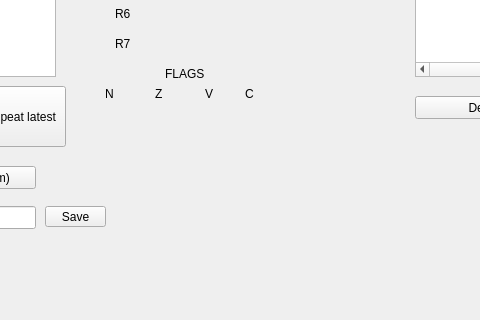
asnorkin/emulator_pdp11, file mainwidget.ui: the form before one commit; both pictures show x 215 to 695 and y 194 to 514 of the 867 by 514 pixel window.
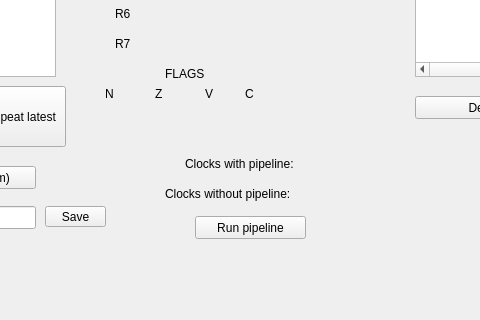
The form after the commit.

Commit message: Pipeline info added to GUI

```diff
--- a/mainwidget.ui
+++ b/mainwidget.ui
@@ -535,6 +535,71 @@
     <string>N</string>
    </property>
   </widget>
+  <widget class="QLabel" name="label_28">
+   <property name="geometry">
+    <rect>
+     <x>400</x>
+     <y>350</y>
+     <width>131</width>
+     <height>16</height>
+    </rect>
+   </property>
+   <property name="text">
+    <string>Clocks with pipeline:</string>
+   </property>
+  </widget>
+  <widget class="QLabel" name="label_29">
+   <property name="geometry">
+    <rect>
+     <x>380</x>
+     <y>380</y>
+     <width>151</width>
+     <height>16</height>
+    </rect>
+   </property>
+   <property name="text">
+    <string>Clocks without pipeline:</string>
+   </property>
+  </widget>
+  <widget class="QLabel" name="label_30">
+   <property name="geometry">
+    <rect>
+     <x>550</x>
+     <y>350</y>
+     <width>71</width>
+     <height>16</height>
+    </rect>
+   </property>
+   <property name="text">
+    <string/>
+   </property>
+  </widget>
+  <widget class="QLabel" name="label_31">
+   <property name="geometry">
+    <rect>
+     <x>550</x>
+     <y>380</y>
+     <width>71</width>
+     <height>16</height>
+    </rect>
+   </property>
+   <property name="text">
+    <string/>
+   </property>
+  </widget>
+  <widget class="QPushButton" name="pushButton_9">
+   <property name="geometry">
+    <rect>
+     <x>410</x>
+     <y>410</y>
+     <width>111</width>
+     <height>23</height>
+    </rect>
+   </property>
+   <property name="text">
+    <string>Run pipeline</string>
+   </property>
+  </widget>
  </widget>
  <layoutdefault spacing="6" margin="11"/>
  <resources/>
```
The commit also changes 2 other files.
